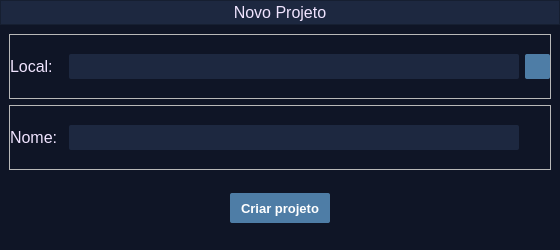
Before: the Qt Designer form gui/window/ui/JanelaNovoProjeto.ui in AnaliseLuHf/ProjetoLuHf, drawn with Qt 5.
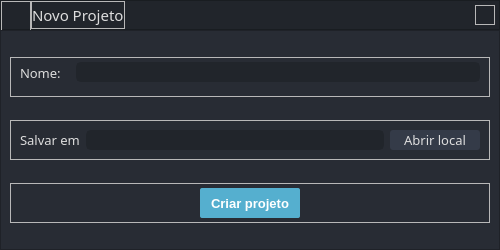
After: the same form once the commit is applied. Icons and pictures are not drawn.

The edit to the form file:
```diff
--- a/gui/window/ui/JanelaNovoProjeto.ui
+++ b/gui/window/ui/JanelaNovoProjeto.ui
@@ -6,19 +6,19 @@
    <rect>
     <x>0</x>
     <y>0</y>
-    <width>560</width>
+    <width>500</width>
     <height>250</height>
    </rect>
   </property>
   <property name="minimumSize">
    <size>
-    <width>560</width>
+    <width>500</width>
     <height>250</height>
    </size>
   </property>
   <property name="maximumSize">
    <size>
-    <width>560</width>
+    <width>500</width>
     <height>250</height>
    </size>
   </property>
@@ -27,42 +27,50 @@
   </property>
   <property name="styleSheet">
    <string notr="true">*{
-	font-family: &quot;Arial&quot;;
-	color:#EFE3FE;
-	
+	font-family:&quot;ArialI&quot;;
+	background-repeat: none;
+	background-position: center;
+	color: rgb(221, 221, 221);
 }
 
-#widgetNovoProjeto{
-	background-color: #0F1526;
+#header_content{
+	background-color:rgb(33, 37, 43);
+	border-bottom: 1px solid rgba(0,0,0,0.2);
 }
-
-#frameNovoProjeto{
-	background-color: #1D2840;
+#header_content QPushButton{
+	background-color: transparent;
+	border-radius: 5px;
 }
-
-QPushButton{
-	background-color:#4E7DA6;
-	border: none;
-	border-radius: 2px;
-	color: white;
-}
-QPushButton:hover{
+/*	Propriedades que se aplicam aos botões , que aplicam um efeito de hover quando o mouse é passado por eles*/
+#header_content QPushButton:hover{
 	background-color: rgba(255, 255, 255, 0.1);
 }
-QPushButton:pressed {	
-	background-color: #2177AD ;
-	color: white;
+#body_content{
+	background-color:rgb(40, 44, 52);
 }
-
+QLineEdit {
+	background-color: rgb(33, 37, 43);
+	border-radius: 5px;
+	border: 2px solid rgb(33, 37, 43);
+	padding-left: 10px;
+	selection-color: rgb(255, 255, 255);
+	selection-background-color:  #55afcf;
+}
 #label_local_projeto{
-	background-color: #1D2840;
-	border-radius: 2px;
+	background-color: rgb(33, 37, 43);
+	border-radius: 5px;
+	border: 2px solid rgb(33, 37, 43);
+	padding-left: 10px;
+	selection-color: rgb(255, 255, 255);
+	selection-background-color: rgb(255, 121, 198);
 }
-
-#lineEdit_nome_do_projeto{
-	background-color: #1D2840;
-	border-radius: 2px;
-}</string>
+QLineEdit:hover {
+	border: 2px solid rgb(64, 71, 88);
+}
+QLineEdit:focus {
+	border: 2px solid rgb(91, 101, 124);
+}
+</string>
   </property>
   <widget class="QWidget" name="centralwidget">
    <layout class="QVBoxLayout" name="verticalLayout">
@@ -82,8 +90,29 @@
      <number>0</number>
     </property>
     <item>
-     <widget class="QWidget" name="widgetNovoProjeto" native="true">
-      <layout class="QVBoxLayout" name="verticalLayout_2">
+     <widget class="QFrame" name="header_content">
+      <property name="minimumSize">
+       <size>
+        <width>0</width>
+        <height>30</height>
+       </size>
+      </property>
+      <property name="maximumSize">
+       <size>
+        <width>16777215</width>
+        <height>30</height>
+       </size>
+      </property>
+      <property name="styleSheet">
+       <string notr="true"/>
+      </property>
+      <property name="frameShape">
+       <enum>QFrame::StyledPanel</enum>
+      </property>
+      <property name="frameShadow">
+       <enum>QFrame::Raised</enum>
+      </property>
+      <layout class="QHBoxLayout" name="horizontalLayout">
        <property name="spacing">
         <number>0</number>
        </property>
@@ -94,27 +123,27 @@
         <number>0</number>
        </property>
        <property name="rightMargin">
-        <number>0</number>
+        <number>4</number>
        </property>
        <property name="bottomMargin">
         <number>0</number>
        </property>
        <item>
-        <widget class="QFrame" name="frameNovoProjeto">
+        <widget class="QFrame" name="frame_3">
          <property name="minimumSize">
           <size>
-           <width>0</width>
-           <height>25</height>
+           <width>30</width>
+           <height>30</height>
           </size>
          </property>
          <property name="maximumSize">
           <size>
-           <width>16777215</width>
-           <height>25</height>
+           <width>30</width>
+           <height>30</height>
           </size>
          </property>
          <property name="styleSheet">
-          <string notr="true"/>
+          <string notr="true">background-image:url(:/imagens/images/icon.png);</string>
          </property>
          <property name="frameShape">
           <enum>QFrame::StyledPanel</enum>
@@ -122,7 +151,23 @@
          <property name="frameShadow">
           <enum>QFrame::Raised</enum>
          </property>
-         <layout class="QHBoxLayout" name="horizontalLayout">
+        </widget>
+       </item>
+       <item alignment="Qt::AlignLeft">
+        <widget class="QFrame" name="frame_2">
+         <property name="font">
+          <font>
+           <family>ArialI</family>
+           <pointsize>11</pointsize>
+          </font>
+         </property>
+         <property name="frameShape">
+          <enum>QFrame::StyledPanel</enum>
+         </property>
+         <property name="frameShadow">
+          <enum>QFrame::Raised</enum>
+         </property>
+         <layout class="QVBoxLayout" name="verticalLayout_2">
           <property name="spacing">
            <number>0</number>
           </property>
@@ -140,171 +185,303 @@
           </property>
           <item>
            <widget class="QLabel" name="label">
+            <property name="font">
+             <font>
+              <family>ArialI</family>
+              <pointsize>11</pointsize>
+             </font>
+            </property>
             <property name="text">
-             <string>&lt;html&gt;&lt;head/&gt;&lt;body&gt;&lt;p&gt;&lt;span style=&quot; font-size:12pt;&quot;&gt;Novo Projeto&lt;/span&gt;&lt;/p&gt;&lt;/body&gt;&lt;/html&gt;</string>
+             <string>Novo Projeto</string>
             </property>
-            <property name="alignment">
-             <set>Qt::AlignCenter</set>
+           </widget>
+          </item>
+         </layout>
+        </widget>
+       </item>
+       <item>
+        <widget class="QFrame" name="frame">
+         <property name="maximumSize">
+          <size>
+           <width>20</width>
+           <height>20</height>
+          </size>
+         </property>
+         <property name="styleSheet">
+          <string notr="true"/>
+         </property>
+         <property name="frameShape">
+          <enum>QFrame::StyledPanel</enum>
+         </property>
+         <property name="frameShadow">
+          <enum>QFrame::Raised</enum>
+         </property>
+         <layout class="QHBoxLayout" name="horizontalLayout_4">
+          <property name="spacing">
+           <number>0</number>
+          </property>
+          <property name="leftMargin">
+           <number>0</number>
+          </property>
+          <property name="topMargin">
+           <number>0</number>
+          </property>
+          <property name="rightMargin">
+           <number>0</number>
+          </property>
+          <property name="bottomMargin">
+           <number>0</number>
+          </property>
+          <item>
+           <widget class="QPushButton" name="btn_fechar_janela">
+            <property name="minimumSize">
+             <size>
+              <width>20</width>
+              <height>20</height>
+             </size>
             </property>
+            <property name="maximumSize">
+             <size>
+              <width>20</width>
+              <height>20</height>
+             </size>
+            </property>
+            <property name="styleSheet">
+             <string notr="true">background-image: url(:/icones/icons/icon_close.png);</string>
+            </property>
+            <property name="text">
+             <string/>
+            </property>
            </widget>
           </item>
          </layout>
         </widget>
        </item>
+      </layout>
+     </widget>
+    </item>
+    <item>
+     <widget class="QFrame" name="body_content">
+      <property name="styleSheet">
+       <string notr="true"/>
+      </property>
+      <property name="frameShape">
+       <enum>QFrame::StyledPanel</enum>
+      </property>
+      <property name="frameShadow">
+       <enum>QFrame::Raised</enum>
+      </property>
+      <layout class="QVBoxLayout" name="verticalLayout_3">
        <item>
-        <widget class="QWidget" name="widgetNovoProjeto_2" native="true">
-         <layout class="QVBoxLayout" name="verticalLayout_3">
+        <widget class="QFrame" name="frame_nome">
+         <property name="minimumSize">
+          <size>
+           <width>0</width>
+           <height>40</height>
+          </size>
+         </property>
+         <property name="maximumSize">
+          <size>
+           <width>16777215</width>
+           <height>40</height>
+          </size>
+         </property>
+         <property name="frameShape">
+          <enum>QFrame::StyledPanel</enum>
+         </property>
+         <property name="frameShadow">
+          <enum>QFrame::Raised</enum>
+         </property>
+         <layout class="QHBoxLayout" name="horizontalLayout_2">
+          <property name="topMargin">
+           <number>0</number>
+          </property>
+          <item alignment="Qt::AlignLeft">
+           <widget class="QLabel" name="label_2">
+            <property name="minimumSize">
+             <size>
+              <width>50</width>
+              <height>0</height>
+             </size>
+            </property>
+            <property name="maximumSize">
+             <size>
+              <width>50</width>
+              <height>16777215</height>
+             </size>
+            </property>
+            <property name="font">
+             <font>
+              <family>ArialI</family>
+              <pointsize>10</pointsize>
+             </font>
+            </property>
+            <property name="text">
+             <string>Nome:</string>
+            </property>
+           </widget>
+          </item>
           <item>
-           <widget class="QFrame" name="frame">
-            <property name="frameShape">
-             <enum>QFrame::StyledPanel</enum>
+           <widget class="QLineEdit" name="lineEdit_nome_do_projeto"/>
+          </item>
+         </layout>
+        </widget>
+       </item>
+       <item>
+        <widget class="QFrame" name="frame_local_projeto">
+         <property name="minimumSize">
+          <size>
+           <width>0</width>
+           <height>40</height>
+          </size>
+         </property>
+         <property name="maximumSize">
+          <size>
+           <width>16777215</width>
+           <height>40</height>
+          </size>
+         </property>
+         <property name="frameShape">
+          <enum>QFrame::StyledPanel</enum>
+         </property>
+         <property name="frameShadow">
+          <enum>QFrame::Raised</enum>
+         </property>
+         <layout class="QHBoxLayout" name="horizontalLayout_3">
+          <item>
+           <widget class="QLabel" name="label_3">
+            <property name="minimumSize">
+             <size>
+              <width>60</width>
+              <height>0</height>
+             </size>
             </property>
-            <property name="frameShadow">
-             <enum>QFrame::Raised</enum>
+            <property name="maximumSize">
+             <size>
+              <width>60</width>
+              <height>16777215</height>
+             </size>
             </property>
-            <layout class="QHBoxLayout" name="horizontalLayout_2">
-             <property name="spacing">
-              <number>6</number>
-             </property>
-             <property name="leftMargin">
-              <number>0</number>
-             </property>
-             <property name="topMargin">
-              <number>0</number>
-             </property>
-             <property name="rightMargin">
-              <number>0</number>
-             </property>
-             <property name="bottomMargin">
-              <number>0</number>
-             </property>
-             <item>
-              <widget class="QLabel" name="label_2">
-               <property name="text">
-                <string>&lt;html&gt;&lt;head/&gt;&lt;body&gt;&lt;p&gt;&lt;span style=&quot; font-size:12pt;&quot;&gt;Local:&lt;/span&gt;&lt;/p&gt;&lt;/body&gt;&lt;/html&gt;</string>
-               </property>
-              </widget>
-             </item>
-             <item>
-              <widget class="QLabel" name="label_local_projeto">
-               <property name="sizePolicy">
-                <sizepolicy hsizetype="Preferred" vsizetype="Preferred">
-                 <horstretch>0</horstretch>
-                 <verstretch>0</verstretch>
-                </sizepolicy>
-               </property>
-               <property name="minimumSize">
-                <size>
-                 <width>450</width>
-                 <height>25</height>
-                </size>
-               </property>
-               <property name="maximumSize">
-                <size>
-                 <width>450</width>
-                 <height>25</height>
-                </size>
-               </property>
-               <property name="font">
-                <font>
-                 <family>Arial</family>
-                 <pointsize>11</pointsize>
-                </font>
-               </property>
-               <property name="styleSheet">
-                <string notr="true"/>
-               </property>
-               <property name="text">
-                <string/>
-               </property>
-              </widget>
-             </item>
-             <item>
-              <widget class="QPushButton" name="btn_escolher_local_projeto">
-               <property name="minimumSize">
-                <size>
-                 <width>25</width>
-                 <height>25</height>
-                </size>
-               </property>
-               <property name="maximumSize">
-                <size>
-                 <width>25</width>
-                 <height>25</height>
-                </size>
-               </property>
-               <property name="styleSheet">
-                <string notr="true">background-image: url(:/icons/cil-folder.png);
-background-repeat: no-repeat;
-background-position: center;</string>
-               </property>
-               <property name="text">
-                <string/>
-               </property>
-              </widget>
-             </item>
-            </layout>
+            <property name="font">
+             <font>
+              <family>ArialI</family>
+              <pointsize>10</pointsize>
+             </font>
+            </property>
+            <property name="text">
+             <string>Salvar em:</string>
+            </property>
            </widget>
           </item>
           <item>
-           <widget class="QFrame" name="frame_2">
-            <property name="frameShape">
-             <enum>QFrame::StyledPanel</enum>
+           <widget class="QLabel" name="label_local_projeto">
+            <property name="minimumSize">
+             <size>
+              <width>0</width>
+              <height>20</height>
+             </size>
             </property>
-            <property name="frameShadow">
-             <enum>QFrame::Raised</enum>
+            <property name="maximumSize">
+             <size>
+              <width>16777215</width>
+              <height>20</height>
+             </size>
             </property>
-            <layout class="QHBoxLayout" name="horizontalLayout_3">
-             <property name="leftMargin">
-              <number>0</number>
-             </property>
-             <property name="topMargin">
-              <number>0</number>
-             </property>
-             <property name="rightMargin">
-              <number>31</number>
-             </property>
-             <property name="bottomMargin">
-              <number>0</number>
-             </property>
-             <item>
-              <widget class="QLabel" name="label_3">
-               <property name="text">
-                <string>&lt;html&gt;&lt;head/&gt;&lt;body&gt;&lt;p&gt;&lt;span style=&quot; font-size:12pt;&quot;&gt;Nome:&lt;/span&gt;&lt;/p&gt;&lt;/body&gt;&lt;/html&gt;</string>
-               </property>
-              </widget>
-             </item>
-             <item>
-              <widget class="QLineEdit" name="lineEdit_nome_do_projeto">
-               <property name="minimumSize">
-                <size>
-                 <width>450</width>
-                 <height>25</height>
-                </size>
-               </property>
-               <property name="maximumSize">
-                <size>
-                 <width>450</width>
-                 <height>25</height>
-                </size>
-               </property>
-               <property name="font">
-                <font>
-                 <family>Arial</family>
-                 <pointsize>12</pointsize>
-                </font>
-               </property>
-               <property name="styleSheet">
-                <string notr="true">font-size: 12pt;</string>
-               </property>
-               <property name="text">
-                <string/>
-               </property>
-              </widget>
-             </item>
-            </layout>
+            <property name="styleSheet">
+             <string notr="true"/>
+            </property>
+            <property name="text">
+             <string/>
+            </property>
            </widget>
           </item>
+          <item>
+           <widget class="QPushButton" name="btn_escolher_local_projeto">
+            <property name="minimumSize">
+             <size>
+              <width>80</width>
+              <height>20</height>
+             </size>
+            </property>
+            <property name="maximumSize">
+             <size>
+              <width>90</width>
+              <height>20</height>
+             </size>
+            </property>
+            <property name="font">
+             <font>
+              <family>ArialI</family>
+              <pointsize>10</pointsize>
+              <bold>false</bold>
+             </font>
+            </property>
+            <property name="styleSheet">
+             <string notr="true">QPushButton{
+	background-color: rgb(52, 59, 72);
+	border: none;
+	border-radius: 3px;
+	background-position: left;
+	font-size: 10pt;
+}
+QPushButton:hover{
+	background-color: rgba(255,255,255,0.1);
+}
+
+QPushButton:pressed{
+	background-color: 2828c5;
+	color: rgb(255, 255, 255);
+	border: 1px solid, rgba(0,0,0,0.1);
+}</string>
+            </property>
+            <property name="text">
+             <string>Abrir local</string>
+            </property>
+            <property name="icon">
+             <iconset resource="../../resources_jn_novo_projeto.qrc">
+              <normaloff>:/icones/icons/cil-folder-open.png</normaloff>:/icones/icons/cil-folder-open.png</iconset>
+            </property>
+           </widget>
+          </item>
+         </layout>
+        </widget>
+       </item>
+       <item>
+        <widget class="QFrame" name="frame_5">
+         <property name="minimumSize">
+          <size>
+           <width>0</width>
+           <height>40</height>
+          </size>
+         </property>
+         <property name="maximumSize">
+          <size>
+           <width>16777215</width>
+           <height>40</height>
+          </size>
+         </property>
+         <property name="frameShape">
+          <enum>QFrame::StyledPanel</enum>
+         </property>
+         <property name="frameShadow">
+          <enum>QFrame::Raised</enum>
+         </property>
+         <layout class="QVBoxLayout" name="verticalLayout_4">
+          <property name="spacing">
+           <number>0</number>
+          </property>
+          <property name="leftMargin">
+           <number>0</number>
+          </property>
+          <property name="topMargin">
+           <number>0</number>
+          </property>
+          <property name="rightMargin">
+           <number>0</number>
+          </property>
+          <property name="bottomMargin">
+           <number>0</number>
+          </property>
           <item alignment="Qt::AlignHCenter|Qt::AlignVCenter">
            <widget class="QPushButton" name="btn_criar_projeto">
             <property name="minimumSize">
@@ -319,12 +496,26 @@
               <height>30</height>
              </size>
             </property>
-            <property name="font">
-             <font>
-              <family>Arial</family>
-              <pointsize>10</pointsize>
-              <bold>true</bold>
-             </font>
+            <property name="styleSheet">
+             <string notr="true">QPushButton{
+	background-color:  #55afcf;
+	background-repeat: none;
+	background-position:center;
+	border: none;
+	border-radius: 2px;
+	font-size: 10pt;
+	font-weight: bold;
+	color:white ;
+}
+QPushButton:hover{
+	background-color: rgba(255,255,255,0.1);
+}
+
+QPushButton:pressed{
+	background-color: 2828c5;
+	color: rgb(255, 255, 255);
+	border: 1px solid, rgba(0,0,0,0.1);
+}</string>
             </property>
             <property name="text">
              <string>Criar projeto</string>
```
Left out of the diff: 3 changed lines with no effect on the pictures.
